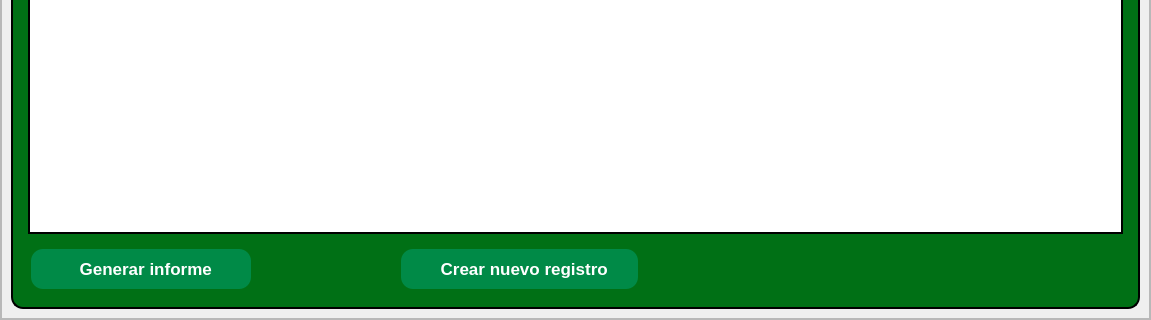
This is elementos_graficos_ui/pantalla_de_vista_general_de_alumnos.ui in Enmanuel-86/TELA-APP as Qt 5 draws it before an edit; both pictures show x 0 to 1151 and y 313 to 633 of the 1151 by 633 pixel window. The edited form follows.
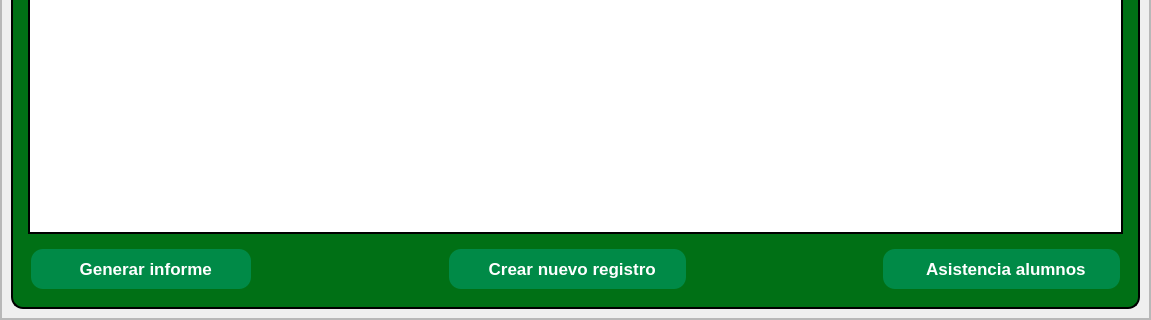
This is the edited form. Icons and pictures are not drawn.

Commit message:
Se crea esta pantalla para que el usuario pueda generar los reportes que necesitan a partir de la informacion registrada en la base de datos.
Estos dichos reportes e informes tienen sus propio formato.

NOTA: Esta pantalla todavia no tienen funcion es solo el .UI

Patch:
```diff
--- a/elementos_graficos_ui/pantalla_de_vista_general_de_alumnos.ui
+++ b/elementos_graficos_ui/pantalla_de_vista_general_de_alumnos.ui
@@ -649,11 +649,8 @@
 
 }</string>
                </property>
-               <layout class="QGridLayout" name="botones_de_opciones">
-                <property name="horizontalSpacing">
-                 <number>150</number>
-                </property>
-                <item row="0" column="0">
+               <layout class="QHBoxLayout" name="horizontalLayout_3">
+                <item>
                  <widget class="QPushButton" name="boton_generar_informe">
                   <property name="sizePolicy">
                    <sizepolicy hsizetype="Fixed" vsizetype="Fixed">
@@ -716,7 +713,20 @@
                   </property>
                  </widget>
                 </item>
-                <item row="0" column="1">
+                <item>
+                 <spacer name="horizontalSpacer">
+                  <property name="orientation">
+                   <enum>Qt::Horizontal</enum>
+                  </property>
+                  <property name="sizeHint" stdset="0">
+                   <size>
+                    <width>183</width>
+                    <height>20</height>
+                   </size>
+                  </property>
+                 </spacer>
+                </item>
+                <item>
                  <widget class="QPushButton" name="boton_crear_nuevo_registro">
                   <property name="sizePolicy">
                    <sizepolicy hsizetype="Fixed" vsizetype="Fixed">
@@ -779,19 +789,82 @@
                   </property>
                  </widget>
                 </item>
-                <item row="0" column="2">
-                 <spacer name="horizontalSpacer">
+                <item>
+                 <spacer name="horizontalSpacer_2">
                   <property name="orientation">
                    <enum>Qt::Horizontal</enum>
                   </property>
                   <property name="sizeHint" stdset="0">
                    <size>
-                    <width>40</width>
+                    <width>182</width>
                     <height>20</height>
                    </size>
                   </property>
                  </spacer>
                 </item>
+                <item>
+                 <widget class="QPushButton" name="boton_asistencia_alumnos">
+                  <property name="sizePolicy">
+                   <sizepolicy hsizetype="Fixed" vsizetype="Fixed">
+                    <horstretch>0</horstretch>
+                    <verstretch>0</verstretch>
+                   </sizepolicy>
+                  </property>
+                  <property name="minimumSize">
+                   <size>
+                    <width>237</width>
+                    <height>40</height>
+                   </size>
+                  </property>
+                  <property name="maximumSize">
+                   <size>
+                    <width>250</width>
+                    <height>400</height>
+                   </size>
+                  </property>
+                  <property name="font">
+                   <font>
+                    <family>Arial</family>
+                    <pointsize>13</pointsize>
+                    <weight>75</weight>
+                    <bold>true</bold>
+                   </font>
+                  </property>
+                  <property name="cursor">
+                   <cursorShape>PointingHandCursor</cursorShape>
+                  </property>
+                  <property name="styleSheet">
+                   <string notr="true">QPushButton{
+
+	background-color: #008a47;
+
+	color: rgb(255, 255, 255);
+	border-radius:12px;
+
+}
+
+QPushButton:hover{
+
+	
+	background-color: rgb(0, 56, 10);
+
+}</string>
+                  </property>
+                  <property name="text">
+                   <string>  Asistencia alumnos</string>
+                  </property>
+                  <property name="icon">
+                   <iconset>
+                    <normaloff>../recursos_de_imagenes/iconos_de_interfaz/control_de_llegada.png</normaloff>../recursos_de_imagenes/iconos_de_interfaz/control_de_llegada.png</iconset>
+                  </property>
+                  <property name="iconSize">
+                   <size>
+                    <width>26</width>
+                    <height>26</height>
+                   </size>
+                  </property>
+                 </widget>
+                </item>
                </layout>
               </widget>
              </item>
```
